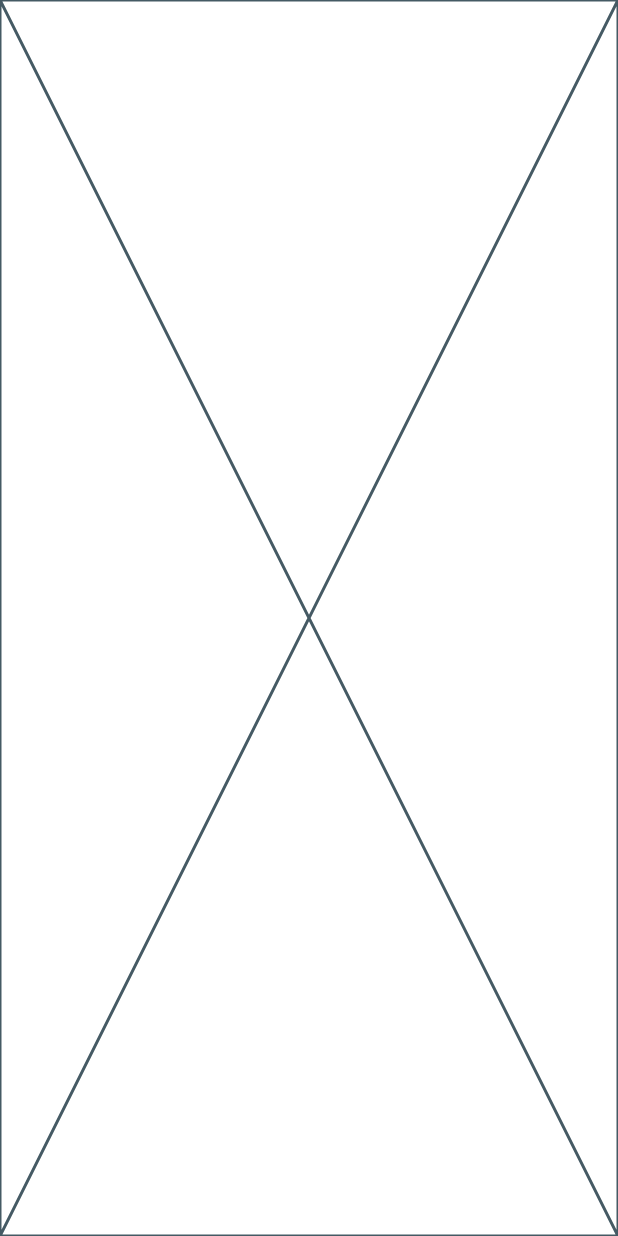
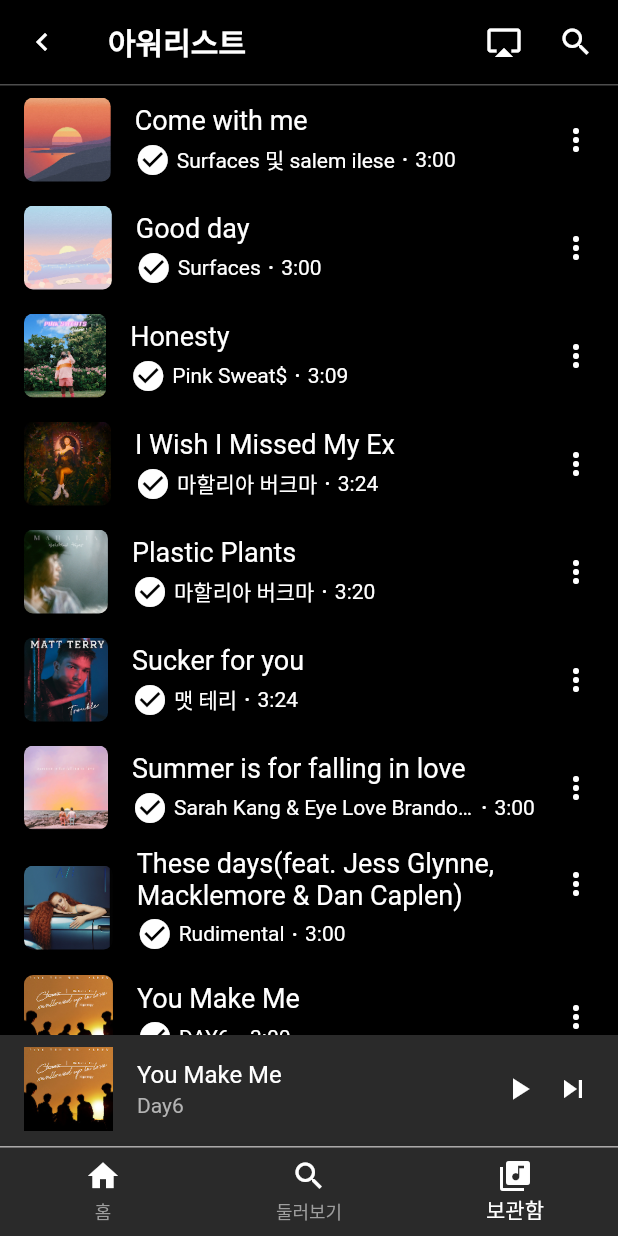
Before and after one commit to 9weeks-flutter-sfac/assignment-haechang, a Flutter app: the screen it shows after launch, on a phone screen of 412 x 824 dp. Run offline on Flutter 3.47's test engine with Material 2 defaults, Android fonts, the phone set to English and light mode, and no system bars.

Commit message:
day3 assignment

```diff
--- a/day3/assignment1/analysis_options.yaml
+++ b/day3/assignment1/analysis_options.yaml
@@ -21,8 +21,9 @@
   # `// ignore_for_file: name_of_lint` syntax on the line or in the file
   # producing the lint.
   rules:
+    prefer_construcotrs:false
+    prefer_const_literals_to_create_immutables:false
     # avoid_print: false  # Uncomment to disable the `avoid_print` rule
     # prefer_single_quotes: true  # Uncomment to enable the `prefer_single_quotes` rule
-
 # Additional information about this file can be found at
 # https://dart.dev/guides/language/analysis-options
--- /dev/null
+++ b/day3/assignment1/lib/MusicTile.dart
@@ -0,0 +1,73 @@
+import 'package:flutter/material.dart';
+
+class MusicTile extends StatelessWidget {
+  const MusicTile({
+    super.key,
+    required this.name,
+    required this.singer,
+    required this.imgUrl,
+    required this.playTime,
+  });
+
+  final String name;
+  final String singer;
+  final String imgUrl;
+  final String playTime;
+
+  @override
+  Widget build(BuildContext context) {
+    return ListTile(
+      leading: ClipRRect(
+          borderRadius: BorderRadius.circular(6), child: Image.asset(imgUrl)),
+      title: Text(
+        name,
+        overflow: TextOverflow.visible,
+        maxLines: 2,
+        style: TextStyle(
+          color: Colors.white,
+          fontSize: 18,
+        ),
+      ),
+      subtitle: Padding(
+        padding: const EdgeInsets.symmetric(vertical: 1.0),
+        child: Row(
+          mainAxisAlignment: MainAxisAlignment.start,
+          children: [
+            Icon(
+              Icons.check_circle,
+              color: Colors.white,
+            ),
+            Padding(
+              padding: const EdgeInsets.all(4.0),
+              child: Row(
+                children: [
+                  Container(
+                    constraints: BoxConstraints(maxWidth: 200),
+                    child: Text(
+                      singer,
+                      maxLines: 1,
+                      style: TextStyle(
+                          overflow: TextOverflow.ellipsis, color: Colors.white),
+                    ),
+                  ),
+                  Text(
+                    ' · ',
+                    style: TextStyle(color: Colors.white, fontSize: 18),
+                  ),
+                  Text(
+                    playTime,
+                    style: TextStyle(color: Colors.white),
+                  )
+                ],
+              ),
+            ),
+          ],
+        ),
+      ),
+      trailing: Icon(
+        Icons.more_vert,
+        color: Colors.white,
+      ),
+    );
+  }
+}
--- a/day3/assignment1/lib/main.dart
+++ b/day3/assignment1/lib/main.dart
@@ -1,3 +1,4 @@
+import 'package:assignment1/MusicTile.dart';
 import 'package:flutter/material.dart';
 
 void main() {
@@ -9,6 +10,159 @@
 
   @override
   Widget build(BuildContext context) {
-    return const Placeholder();
+    return MaterialApp(
+      home: Scaffold(
+        appBar: AppBar(
+          elevation: 0,
+          backgroundColor: Colors.black,
+          leading: Icon(Icons.navigate_before),
+          title: Text(
+            '아워리스트',
+            style: TextStyle(fontWeight: FontWeight.bold),
+          ),
+          actions: [
+            Padding(
+              padding: const EdgeInsets.all(8.0),
+              child: Icon(Icons.airplay),
+            ),
+            Padding(
+              padding: const EdgeInsets.symmetric(horizontal: 16.0),
+              child: Icon(Icons.search),
+            )
+          ],
+        ),
+        body: Container(
+          decoration: BoxDecoration(
+            color: Colors.black,
+            border: Border.symmetric(
+              horizontal: BorderSide(
+                color: Color.fromARGB(255, 77, 77, 77),
+              ),
+            ),
+          ),
+          child: ListView(
+            children: [
+              MusicTile(
+                  name: 'Come with me',
+                  singer: 'Surfaces 및 salem ilese',
+                  imgUrl: 'assets/music_come_with_me.png',
+                  playTime: '3:00'),
+              MusicTile(
+                  name: 'Good day',
+                  singer: 'Surfaces',
+                  imgUrl: 'assets/music_good_day.png',
+                  playTime: '3:00'),
+              MusicTile(
+                  name: 'Honesty',
+                  singer: 'Pink Sweat\$',
+                  imgUrl: 'assets/music_honesty.png',
+                  playTime: '3:09'),
+              MusicTile(
+                  name: 'I Wish I Missed My Ex',
+                  singer: '마할리아 버크마',
+                  imgUrl: 'assets/music_i_wish_i_missed_my_ex.png',
+                  playTime: '3:24'),
+              MusicTile(
+                  name: 'Plastic Plants',
+                  singer: '마할리아 버크마',
+                  imgUrl: 'assets/music_plastic_plants.png',
+                  playTime: '3:20'),
+              MusicTile(
+                  name: 'Sucker for you',
+                  singer: '맷 테리',
+                  imgUrl: 'assets/music_sucker_for_you.png',
+                  playTime: '3:24'),
+              MusicTile(
+                  name: 'Summer is for falling in love',
+                  singer:
+                      'Sarah Kang & Eye Love Brandonsdfsdfsdfsdfsdfdssdfsdfsdf',
+                  imgUrl: 'assets/music_summer_is_for_falling_in_love.png',
+                  playTime: '3:00'),
+              MusicTile(
+                  name:
+                      'These days(feat. Jess Glynne, Macklemore & Dan Caplen)',
+                  singer: 'Rudimental',
+                  imgUrl: 'assets/music_these_days.png',
+                  playTime: '3:00'),
+              MusicTile(
+                  name: 'You Make Me',
+                  singer: 'DAY6',
+                  imgUrl: 'assets/music_you_make_me.png',
+                  playTime: '3:00'),
+              MusicTile(
+                  name: 'Zombie Pop',
+                  singer: 'DRP IAN',
+                  imgUrl: 'assets/music_zombie_pop.png',
+                  playTime: '3:00'),
+            ],
+          ),
+        ),
+        bottomSheet: Container(
+          height: 75,
+          decoration: BoxDecoration(
+              color: Color.fromARGB(255, 42, 42, 42),
+              border: Border(
+                  bottom:
+                      BorderSide(color: Color.fromARGB(255, 176, 174, 174)))),
+          child: ListTile(
+            leading: Image.asset('assets/music_you_make_me.png'),
+            title: Text(
+              'You Make Me',
+              style: TextStyle(color: Colors.white),
+            ),
+            subtitle: Text(
+              'Day6',
+              style: TextStyle(color: Color.fromARGB(255, 179, 179, 179)),
+            ),
+            trailing: Row(
+              mainAxisSize: MainAxisSize.min,
+              children: [
+                Padding(
+                  padding: const EdgeInsets.symmetric(horizontal: 10.0),
+                  child: Icon(
+                    Icons.play_arrow,
+                    color: Colors.white,
+                  ),
+                ),
+                Padding(
+                  padding: const EdgeInsets.all(2.0),
+                  child: Icon(
+                    Icons.skip_next,
+                    color: Colors.white,
+                  ),
+                )
+              ],
+            ),
+          ),
+        ),
+        bottomNavigationBar: BottomNavigationBar(
+          type: BottomNavigationBarType.fixed,
+          unselectedItemColor: Colors.grey,
+          selectedItemColor: Colors.white,
+          currentIndex: 2,
+          backgroundColor: Color.fromARGB(255, 42, 42, 42),
+          items: [
+            BottomNavigationBarItem(
+                icon: Icon(
+                  Icons.home,
+                  color: Colors.white,
+                ),
+                label: '홈'),
+            BottomNavigationBarItem(
+                icon: Icon(
+                  Icons.search,
+                  color: Colors.white,
+                ),
+                label: '둘러보기'),
+            BottomNavigationBarItem(
+                icon: Icon(
+                  Icons.library_music,
+                  color: Colors.white,
+                ),
+                label: '보관함')
+          ],
+        ),
+      ),
+    );
   }
 }
--- a/day3/assignment1/pubspec.yaml
+++ b/day3/assignment1/pubspec.yaml
@@ -31,7 +31,6 @@
   flutter:
     sdk: flutter
 
-
   # The following adds the Cupertino Icons font to your application.
   # Use with the CupertinoIcons class for iOS style icons.
   cupertino_icons: ^1.0.2
@@ -52,14 +51,14 @@
 
 # The following section is specific to Flutter packages.
 flutter:
-
   # The following line ensures that the Material Icons font is
   # included with your application, so that you can use the icons in
   # the material Icons class.
   uses-material-design: true
 
   # To add assets to your application, add an assets section, like this:
-  # assets:
+  assets:
+    - assets/
   #   - images/a_dot_burr.jpeg
   #   - images/a_dot_ham.jpeg
 
```
Also changed, not shown: day3/assignment1/assets/music_come_with_me.png (added), day3/assignment1/assets/music_good_day.png (added), day3/assignment1/assets/music_honesty.png (added), day3/assignment1/assets/music_i_wish_i_missed_my_ex.png (added), day3/assignment1/assets/music_plastic_plants.png (added), day3/assignment1/assets/music_sucker_for_you.png (added), day3/assignment1/assets/music_summer_is_for_falling_in_love.png (added), day3/assignment1/assets/music_these_days.png (added), day3/assignment1/assets/music_you_make_me.png (added), day3/assignment1/assets/music_zombie_pop.png (added).
